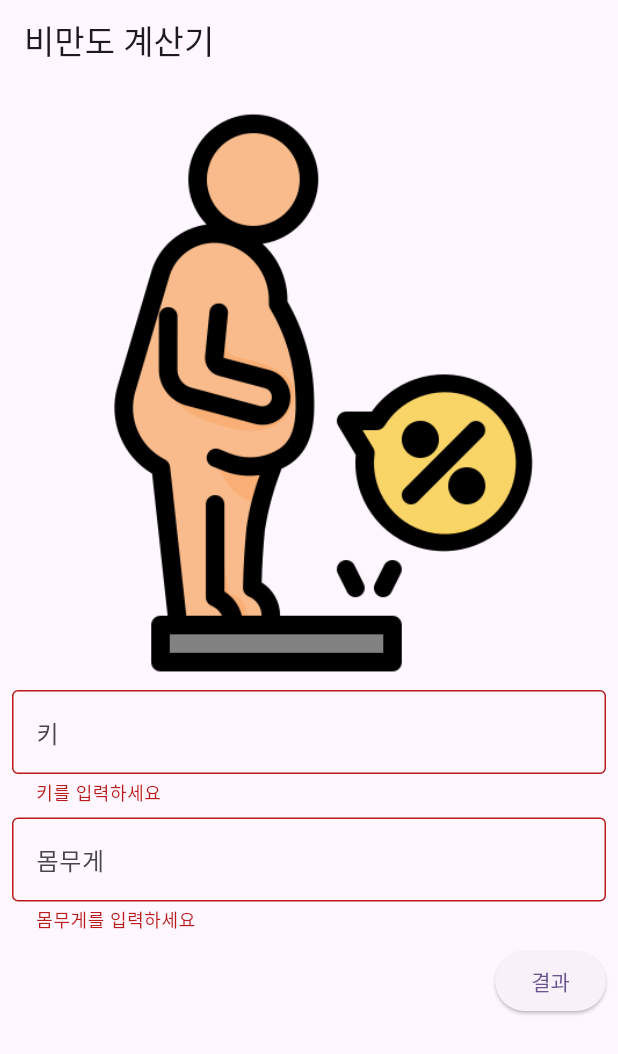
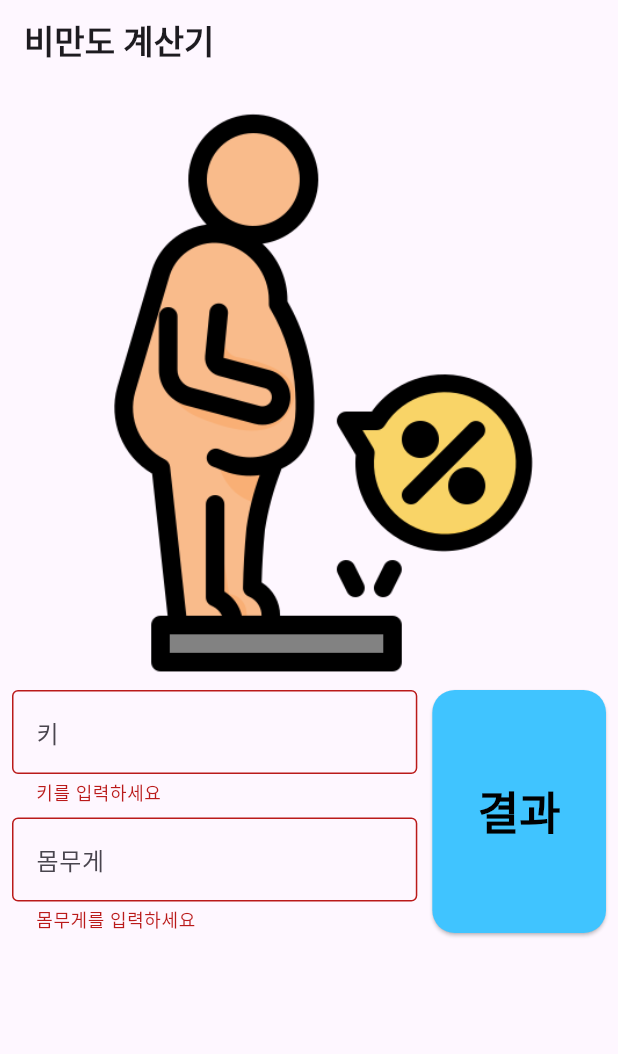
Before and after one commit to wingflower/bmi_calulator, a Flutter app: the screen it shows after launch, after a tap on "결과", on a phone screen of 412 x 824 dp. Shown: the top 1054 px of the screen. Run offline on Flutter 3.47's test engine with Material 3 defaults, Android fonts, the phone set to English and light mode, and no system bars; our stand-ins replace go_router, image_picker, shared_preferences.

Commit message:
23_12_26 Form 내부 정렬

```diff
--- a/lib/main/main_screen.dart
+++ b/lib/main/main_screen.dart
@@ -50,16 +50,26 @@ class _MainScreenState extends State<MainScreen> {
   Widget build(BuildContext context) {
     return Scaffold(
       appBar: AppBar(
-        title: Text('비만도 계산기'),
+        title: const Text(
+          '비만도 계산기',
+          style: TextStyle(
+            fontWeight: FontWeight.bold,
+          ),
+        ),
       ),
       body: Padding(
         padding: const EdgeInsets.all(8.0),
-        child: Container(
         child: ListView(
           children: [
             Image.asset('assets/images/body_fat.png'),
             Form(
               key: _formKey,
+              child: IntrinsicHeight(
+                child: Row(
+                  crossAxisAlignment: CrossAxisAlignment.stretch,
+                  children: [
+                    Expanded(
+                      flex: 7,
                       child: Column(
                         crossAxisAlignment: CrossAxisAlignment.end,
                         children: [
@@ -68,6 +78,14 @@ class _MainScreenState extends State<MainScreen> {
                             decoration: const InputDecoration(
                               border: OutlineInputBorder(),
                               hintText: '키',
+                              enabledBorder: OutlineInputBorder(
+                                borderRadius: BorderRadius.all(
+                                  Radius.circular(15),
+                                ),
+                                borderSide: BorderSide(
+                                  color: Colors.lightBlueAccent,
+                                ),
+                              ),
                             ),
                             keyboardType: TextInputType.number,
                             validator: (value) {
@@ -83,6 +101,14 @@ class _MainScreenState extends State<MainScreen> {
                             decoration: const InputDecoration(
                               border: OutlineInputBorder(),
                               hintText: '몸무게',
+                              enabledBorder: OutlineInputBorder(
+                                borderRadius: BorderRadius.all(
+                                  Radius.circular(15),
+                                ),
+                                borderSide: BorderSide(
+                                  color: Colors.lightBlueAccent,
+                                ),
+                              ),
                             ),
                             keyboardType: TextInputType.number,
                             validator: (value) {
@@ -92,34 +118,44 @@ class _MainScreenState extends State<MainScreen> {
                               return null;
                             },
                           ),
-                    const SizedBox(height: 8),
-                    ElevatedButton(
+                        ],
+                      ),
+                    ),
+                    const SizedBox(width: 10),
+                    Expanded(
+                      flex: 3,
+                      child: ElevatedButton(
+                        style: ElevatedButton.styleFrom(
+                          backgroundColor: Colors.lightBlueAccent,
+                          shape: RoundedRectangleBorder(
+                            borderRadius: BorderRadius.circular(15),
+                          ),
+                        ),
                         onPressed: () {
                           if (_formKey.currentState?.validate() == false) {
                             return;
                           }
-
                           save();
-
-                        context.push(
-                          Uri(
-                            path: '/result',
-                            queryParameters: {
-                              'height': _heightController.text,
-                              'weight': _weightController.text,
                         },
-                          ).toString(),
-                        );
-                      },
-                      child: const Text('결과'),
+                        child: const Text(
+                          '결과',
+                          style: TextStyle(
+                            color: Colors.black,
+                            fontSize: 30,
+                            fontWeight: FontWeight.bold,
                           ),
-                  ],
+                        ),
                       ),
                     ),
                   ],
                 ),
               ),
             ),
+            Container(
+            )
+          ],
+        ),
+      ),
     );
   }
 }
```
Lines whose indentation alone changed are shown as unchanged.
